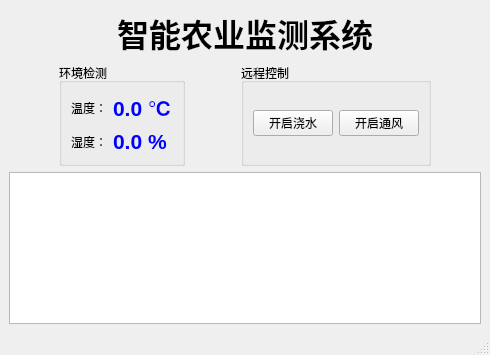
Qt form mainwindow.ui (Qq-help/Qt-big-Lab) before a commit.
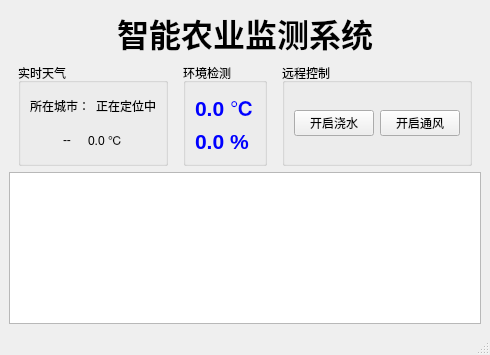
The same form after that commit.

Commit message: feat:引入Network模块，增加天气预报界面设计并修改样式适配

What changed in the file:
```diff
--- a/mainwindow.ui
+++ b/mainwindow.ui
@@ -14,7 +14,7 @@
    <string>邱晶晶智能农业检测系统20251230</string>
   </property>
   <widget class="QWidget" name="centralwidget">
-   <layout class="QVBoxLayout" name="verticalLayout">
+   <layout class="QVBoxLayout" name="verticalLayout_2">
     <item>
      <widget class="QLabel" name="labelTitle">
       <property name="font">
@@ -32,7 +32,7 @@
      </widget>
     </item>
     <item>
-     <layout class="QHBoxLayout" name="horizontalLayout_2">
+     <layout class="QHBoxLayout" name="horizontalLayout_5">
       <item>
        <spacer name="horizontalSpacer_2">
         <property name="orientation">
@@ -46,20 +46,110 @@
         </property>
        </spacer>
       </item>
+      <item>
+       <widget class="QGroupBox" name="groupBox">
+        <property name="title">
+         <string>实时天气</string>
+        </property>
+        <layout class="QVBoxLayout" name="verticalLayout">
+         <item>
+          <layout class="QHBoxLayout" name="horizontalLayout_3">
+           <item>
+            <widget class="QLabel" name="label">
+             <property name="text">
+              <string>所在城市：</string>
+             </property>
+            </widget>
+           </item>
+           <item>
+            <widget class="QLabel" name="lblCity">
+             <property name="text">
+              <string>正在定位中</string>
+             </property>
+            </widget>
+           </item>
+          </layout>
+         </item>
+         <item>
+          <layout class="QHBoxLayout" name="horizontalLayout_2">
+           <item>
+            <spacer name="horizontalSpacer_6">
+             <property name="orientation">
+              <enum>Qt::Orientation::Horizontal</enum>
+             </property>
+             <property name="sizeHint" stdset="0">
+              <size>
+               <width>40</width>
+               <height>20</height>
+              </size>
+             </property>
+            </spacer>
+           </item>
+           <item>
+            <widget class="QLabel" name="lblWeatherDesc">
+             <property name="text">
+              <string>--</string>
+             </property>
+            </widget>
+           </item>
+           <item>
+            <spacer name="horizontalSpacer">
+             <property name="orientation">
+              <enum>Qt::Orientation::Horizontal</enum>
+             </property>
+             <property name="sizeHint" stdset="0">
+              <size>
+               <width>18</width>
+               <height>18</height>
+              </size>
+             </property>
+            </spacer>
+           </item>
+           <item>
+            <widget class="QLabel" name="lblWeatherTemp">
+             <property name="text">
+              <string>0.0 ℃</string>
+             </property>
+            </widget>
+           </item>
+           <item>
+            <spacer name="horizontalSpacer_7">
+             <property name="orientation">
+              <enum>Qt::Orientation::Horizontal</enum>
+             </property>
+             <property name="sizeHint" stdset="0">
+              <size>
+               <width>40</width>
+               <height>20</height>
+              </size>
+             </property>
+            </spacer>
+           </item>
+          </layout>
+         </item>
+        </layout>
+       </widget>
+      </item>
+      <item>
+       <spacer name="horizontalSpacer_3">
+        <property name="orientation">
+         <enum>Qt::Orientation::Horizontal</enum>
+        </property>
+        <property name="sizeHint" stdset="0">
+         <size>
+          <width>40</width>
+          <height>20</height>
+         </size>
+        </property>
+       </spacer>
+      </item>
       <item>
        <widget class="QGroupBox" name="grpSensor">
         <property name="title">
          <string>环境检测</string>
         </property>
         <layout class="QGridLayout" name="gridLayout">
-         <item row="0" column="0">
-          <widget class="QLabel" name="label">
-           <property name="text">
-            <string>温度：</string>
-           </property>
-          </widget>
-         </item>
-         <item row="1" column="1">
+         <item row="1" column="0">
           <widget class="QLabel" name="labelHum">
            <property name="font">
             <font>
@@ -76,14 +166,7 @@
            </property>
           </widget>
          </item>
-         <item row="1" column="0">
-          <widget class="QLabel" name="label_2">
-           <property name="text">
-            <string>湿度：</string>
-           </property>
-          </widget>
-         </item>
-         <item row="0" column="1">
+         <item row="0" column="0">
           <widget class="QLabel" name="labelTemp">
            <property name="font">
             <font>
@@ -104,7 +187,7 @@
        </widget>
       </item>
       <item>
-       <spacer name="horizontalSpacer">
+       <spacer name="horizontalSpacer_4">
         <property name="orientation">
          <enum>Qt::Orientation::Horizontal</enum>
         </property>
@@ -146,7 +229,7 @@
        </widget>
       </item>
       <item>
-       <spacer name="horizontalSpacer_3">
+       <spacer name="horizontalSpacer_5">
         <property name="orientation">
          <enum>Qt::Orientation::Horizontal</enum>
         </property>
```
The commit also changes 1 other file.
